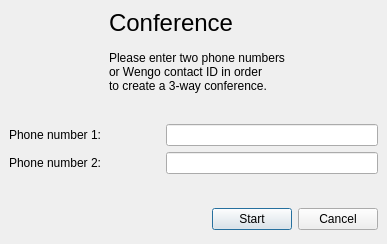
Old version of the form wengophone/src/presentation/qt/phonecall/ConferenceCallWidget.ui in the repository tkrotoff/WengoPhone.
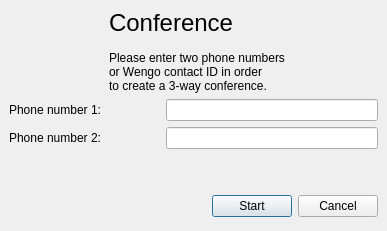
New version of the form.

```diff
--- a/wengophone/src/presentation/qt/phonecall/ConferenceCallWidget.ui
+++ b/wengophone/src/presentation/qt/phonecall/ConferenceCallWidget.ui
@@ -9,7 +9,7 @@
     <x>0</x>
     <y>0</y>
     <width>387</width>
-    <height>244</height>
+    <height>231</height>
    </rect>
   </property>
   <property name="windowTitle" >
@@ -22,89 +22,20 @@
    <property name="spacing" >
     <number>6</number>
    </property>
-   <item row="1" column="0" >
-    <spacer>
-     <property name="orientation" >
-      <enum>Qt::Vertical</enum>
-     </property>
-     <property name="sizeHint" >
-      <size>
-       <width>20</width>
-       <height>16</height>
-      </size>
-     </property>
-    </spacer>
-   </item>
    <item row="2" column="0" >
-    <layout class="QGridLayout" >
-     <property name="margin" >
-      <number>0</number>
+    <spacer>
+     <property name="orientation" >
+      <enum>Qt::Vertical</enum>
      </property>
-     <property name="spacing" >
-      <number>6</number>
+     <property name="sizeHint" >
+      <size>
+       <width>369</width>
+       <height>16</height>
+      </size>
      </property>
-     <item row="0" column="0" >
-      <widget class="QLabel" name="label" >
-       <property name="text" >
-        <string>Phone number 1:</string>
-       </property>
-      </widget>
-     </item>
-     <item row="0" column="1" >
-      <widget class="QLineEdit" name="phoneNumber1LineEdit" >
-       <property name="minimumSize" >
-        <size>
-         <width>212</width>
-         <height>0</height>
-        </size>
-       </property>
-       <property name="maximumSize" >
-        <size>
-         <width>212</width>
-         <height>16777215</height>
-        </size>
-       </property>
-      </widget>
-     </item>
-     <item row="1" column="1" >
-      <widget class="QLineEdit" name="phoneNumber2LineEdit" >
-       <property name="minimumSize" >
-        <size>
-         <width>212</width>
-         <height>0</height>
-        </size>
-       </property>
-       <property name="maximumSize" >
-        <size>
-         <width>212</width>
-         <height>16777215</height>
-        </size>
-       </property>
-      </widget>
-     </item>
-     <item row="1" column="0" >
-      <widget class="QLabel" name="label_2" >
-       <property name="text" >
-        <string>Phone number 2:</string>
-       </property>
-      </widget>
-     </item>
-    </layout>
+    </spacer>
    </item>
    <item row="3" column="0" >
-    <spacer>
-     <property name="orientation" >
-      <enum>Qt::Vertical</enum>
-     </property>
-     <property name="sizeHint" >
-      <size>
-       <width>279</width>
-       <height>21</height>
-      </size>
-     </property>
-    </spacer>
-   </item>
-   <item row="4" column="0" >
     <layout class="QHBoxLayout" >
      <property name="margin" >
       <number>0</number>
@@ -416,6 +347,62 @@
      </property>
     </widget>
    </item>
+   <item row="1" column="0" >
+    <layout class="QGridLayout" >
+     <property name="margin" >
+      <number>0</number>
+     </property>
+     <property name="spacing" >
+      <number>6</number>
+     </property>
+     <item row="1" column="0" >
+      <widget class="QLabel" name="label_2" >
+       <property name="text" >
+        <string>Phone number 2:</string>
+       </property>
+      </widget>
+     </item>
+     <item row="0" column="1" >
+      <widget class="QLineEdit" name="phoneNumber1LineEdit" >
+       <property name="minimumSize" >
+        <size>
+         <width>212</width>
+         <height>0</height>
+        </size>
+       </property>
+       <property name="maximumSize" >
+        <size>
+         <width>212</width>
+         <height>16777215</height>
+        </size>
+       </property>
+      </widget>
+     </item>
+     <item row="1" column="1" >
+      <widget class="QLineEdit" name="phoneNumber2LineEdit" >
+       <property name="minimumSize" >
+        <size>
+         <width>212</width>
+         <height>0</height>
+        </size>
+       </property>
+       <property name="maximumSize" >
+        <size>
+         <width>212</width>
+         <height>16777215</height>
+        </size>
+       </property>
+      </widget>
+     </item>
+     <item row="0" column="0" >
+      <widget class="QLabel" name="label" >
+       <property name="text" >
+        <string>Phone number 1:</string>
+       </property>
+      </widget>
+     </item>
+    </layout>
+   </item>
   </layout>
  </widget>
  <pixmapfunction></pixmapfunction>
```
